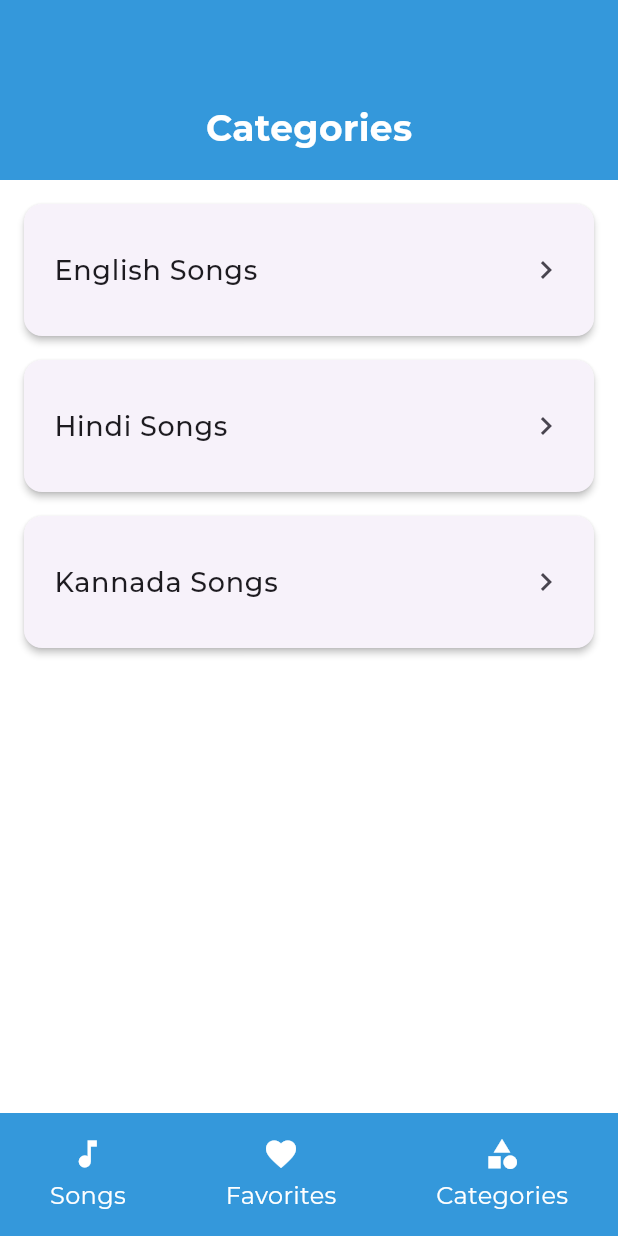
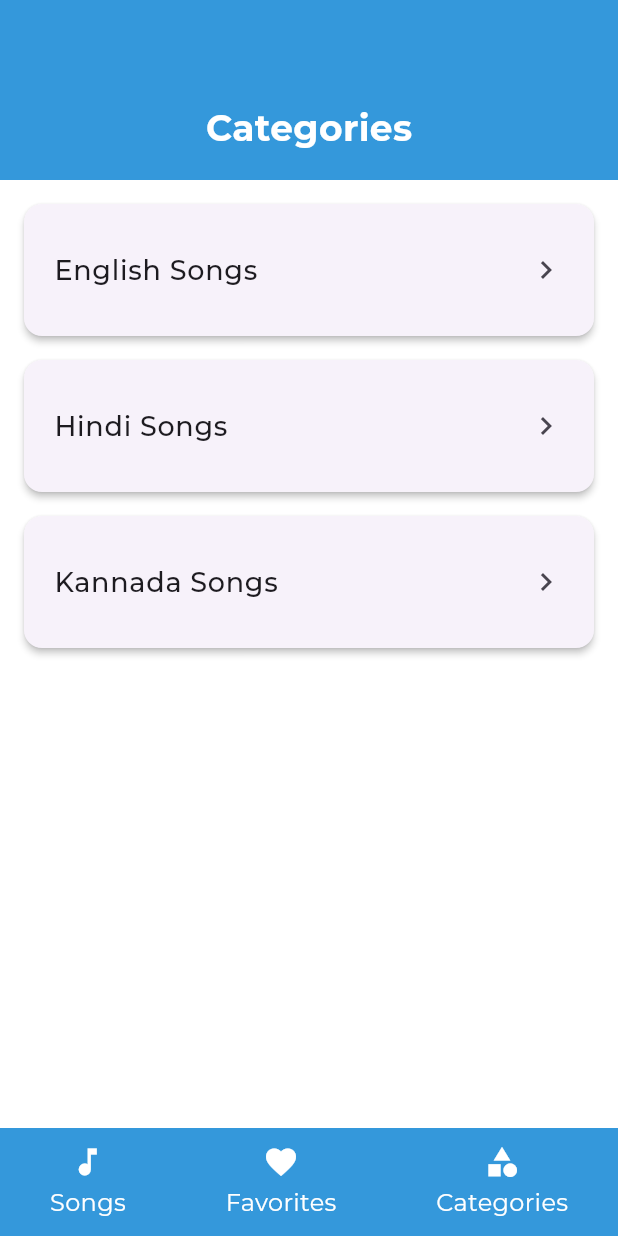
Before and after one commit to hanokalure/Nambike_Hymns, a Flutter app: the screen it shows after launch, item 2 of the bottom bar chosen, after a tap on "Categories", on a phone screen of 412 x 824 dp. Run offline on Flutter 3.47's test engine with Material 3 defaults, Android fonts, the phone set to English and light mode, and no system bars; our stand-ins replace google_fonts, supabase_flutter; accounts and stored records are empty.

Commit message:
fixed the bottom navbar of favourites screen and category screen, where it was automatically incresing its hegiht

```diff
--- a/lib/screens/categories_screen.dart
+++ b/lib/screens/categories_screen.dart
@@ -24,7 +24,9 @@ class CategoriesScreen extends StatelessWidget {
       'Kannada Songs',
     ];
 
-    return Scaffold(
+    return SafeArea(
+      child: Scaffold(
+        resizeToAvoidBottomInset: false,
         backgroundColor: Colors.white,
         body: Column(
           children: [
@@ -87,13 +89,8 @@ class CategoriesScreen extends StatelessWidget {
             ),
           ],
         ),
-      bottomNavigationBar: _buildBottomNavBar(context),
-    );
-  }
-
-  Widget _buildBottomNavBar(BuildContext context) {
-    return Container(
-      height: 82,
+        bottomNavigationBar: Container(
+          height: 72,
           color: const Color(0xFF3498DB),
           child: Row(
             mainAxisAlignment: MainAxisAlignment.spaceAround,
@@ -134,6 +131,8 @@ class CategoriesScreen extends StatelessWidget {
               ),
             ],
           ),
+        ),
+      ),
     );
   }
 
--- a/lib/screens/favourites_screen.dart
+++ b/lib/screens/favourites_screen.dart
@@ -27,7 +27,9 @@ class _FavouritesScreenState extends State<FavouritesScreen> {
       (song) => widget.favoriteSongs.contains(song['song_title']),
     ).toList();
 
-    return Scaffold(
+    return SafeArea(
+      child: Scaffold(
+        resizeToAvoidBottomInset: false,
         backgroundColor: Colors.white,
         body: Column(
           children: [
@@ -49,8 +51,6 @@ class _FavouritesScreenState extends State<FavouritesScreen> {
             Expanded(
               child: RefreshIndicator(
                 onRefresh: () async {
-      // You might want to add a fetch method here if needed
-      // For now, we'll just trigger a rebuild
                   setState(() {});
                   return Future.value();
                 },
@@ -130,12 +130,7 @@ class _FavouritesScreenState extends State<FavouritesScreen> {
             )
           ],
         ),
-      bottomNavigationBar: _buildBottomNavBar(context),
-    );
-  }
-
-  Widget _buildBottomNavBar(BuildContext context) {
-    return Container(
+        bottomNavigationBar: Container(
           height: 72,
           color: const Color(0xFF3498DB),
           child: Row(
@@ -177,6 +172,8 @@ class _FavouritesScreenState extends State<FavouritesScreen> {
               ),
             ],
           ),
+        ),
+      ),
     );
   }
 
--- a/pubspec.yaml
+++ b/pubspec.yaml
@@ -4,7 +4,7 @@ description: "A new Flutter project."
 publish_to: 'none' # Remove this line if you wish to publish to pub.dev
 
 
-version: 1.0.0+1
+version: 1.0.1+2
 
 environment:
   sdk: ^3.7.2
```
Lines whose indentation alone changed are shown as unchanged.
